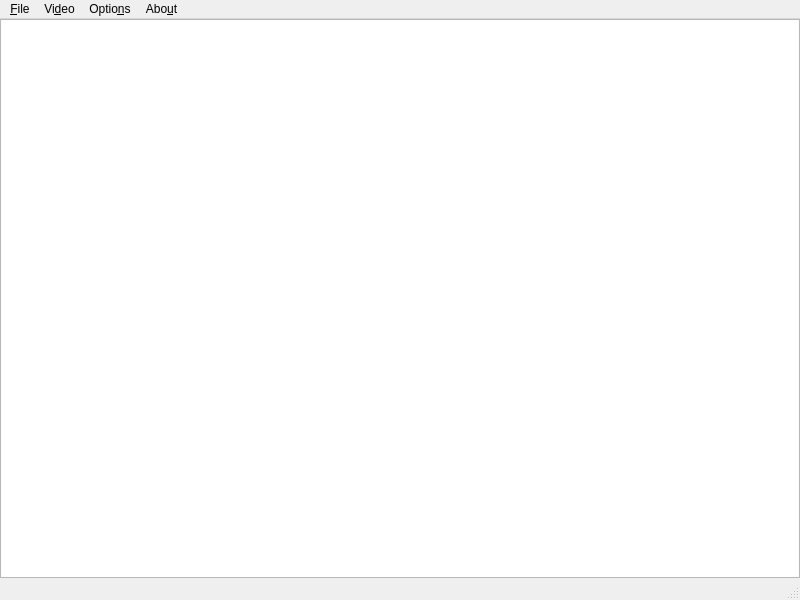
Before: the Qt Designer form gui/main.ui in mpvqc/mpvQC, drawn with Qt 5.
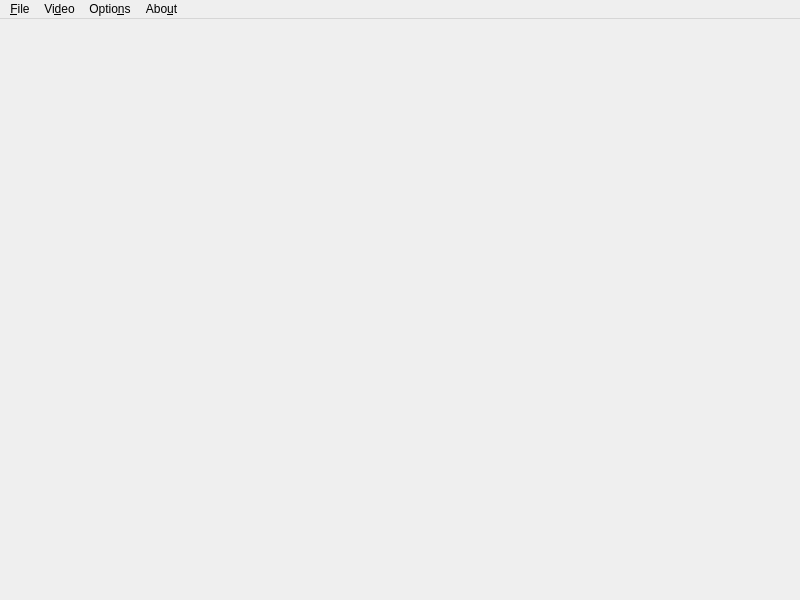
After: the same form once the commit is applied.

Patch:
```diff
--- a/gui/main.ui
+++ b/gui/main.ui
@@ -32,7 +32,6 @@
       <property name="orientation">
        <enum>Qt::Vertical</enum>
       </property>
-      <widget class="QTableView" name="tableView"/>
      </widget>
     </item>
    </layout>
@@ -86,7 +85,6 @@
    <addaction name="menu_Settings"/>
    <addaction name="menuAbout"/>
   </widget>
-  <widget class="QStatusBar" name="statusbar"/>
   <action name="actionNew_QC_Document">
    <property name="text">
     <string>&amp;New QC document</string>
```
Left out of the diff: 2 changed lines with no effect on the pictures.
